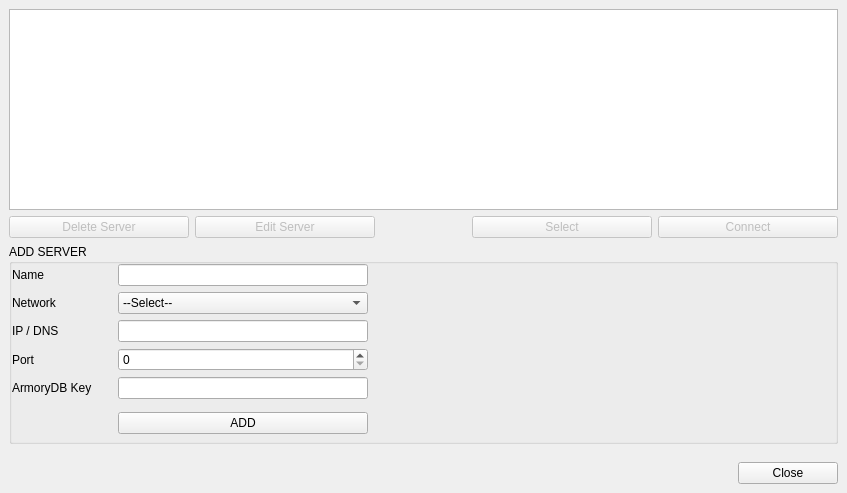
First picture: the form in BlockSettleUILib/Settings/ArmoryServersWidget.ui, repository BlockSettle/terminal, before the edit.
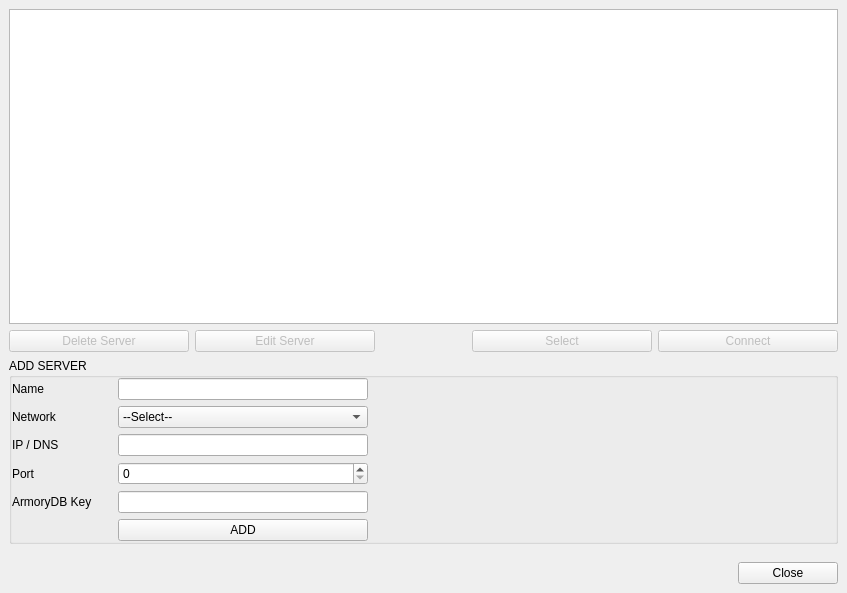
Second picture: the form after the edit. Icons and pictures are not drawn.

Commit message: Increase height of connections view on Armory Server Settings page

Diff of the .ui file:
```diff
--- a/BlockSettleUILib/Settings/ArmoryServersWidget.ui
+++ b/BlockSettleUILib/Settings/ArmoryServersWidget.ui
@@ -7,9 +7,15 @@
     <x>0</x>
     <y>0</y>
     <width>847</width>
-    <height>493</height>
+    <height>593</height>
    </rect>
   </property>
+  <property name="sizeHint" stdset="0">
+   <size>
+    <width>847</width>
+    <height>593</height>
+   </size>
+  </property>
   <property name="windowTitle">
    <string>Armory Servers</string>
   </property>
@@ -198,6 +204,12 @@
          </item>
          <item row="5" column="1">
           <widget class="QStackedWidget" name="stackedWidgetAddSave">
+           <property name="sizePolicy">
+            <sizepolicy hsizetype="Preferred" vsizetype="Fixed">
+             <horstretch>0</horstretch>
+             <verstretch>0</verstretch>
+            </sizepolicy>
+           </property>
            <property name="minimumSize">
             <size>
              <width>250</width>
@@ -211,6 +223,12 @@
             </size>
            </property>
            <widget class="QWidget" name="pageAddServerButton">
+            <property name="sizePolicy">
+             <sizepolicy hsizetype="Preferred" vsizetype="Fixed">
+              <horstretch>0</horstretch>
+              <verstretch>0</verstretch>
+             </sizepolicy>
+            </property>
             <layout class="QGridLayout" name="gridLayout_4">
              <property name="leftMargin">
               <number>0</number>
```
Left out of the diff: 6 changed lines with no effect on the pictures. The commit also changes 1 other file.
